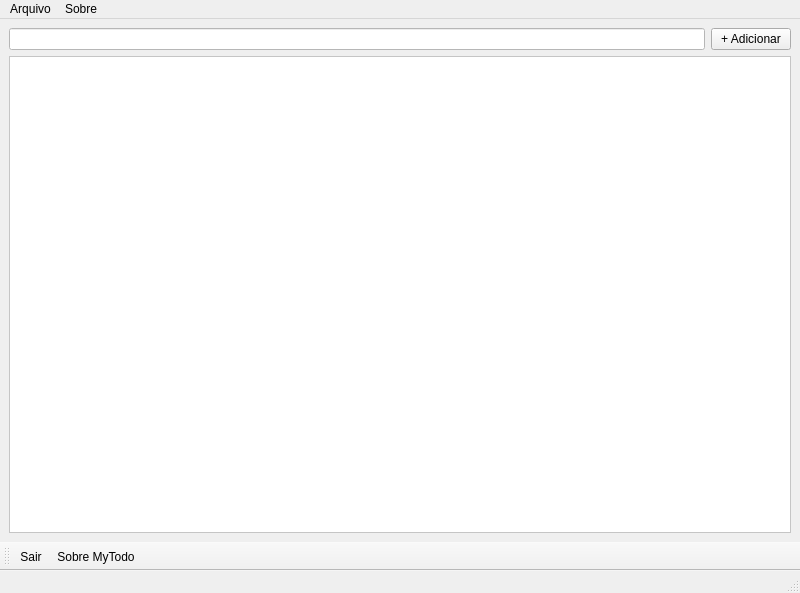
Before: the Qt Designer form mytodo.ui in ricardopesce/todo-app, drawn with Qt 5.
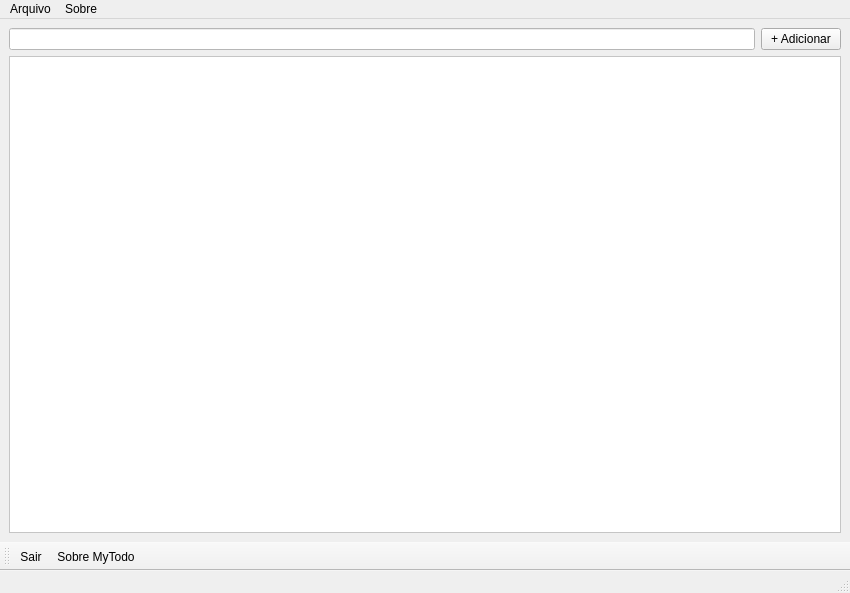
After: the same form once the commit is applied. Icons and pictures are not drawn.

Commit message: funcionalidades: mostra registros na tablewidget com formatação, insere registro no db, abre janela de edição/exclusão de registros

Patch:
```diff
--- a/mytodo.ui
+++ b/mytodo.ui
@@ -6,7 +6,7 @@
    <rect>
     <x>0</x>
     <y>0</y>
-    <width>800</width>
+    <width>850</width>
     <height>593</height>
    </rect>
   </property>
@@ -51,7 +51,7 @@
     <rect>
      <x>0</x>
      <y>0</y>
-     <width>800</width>
+     <width>850</width>
      <height>22</height>
     </rect>
    </property>
```
Left out of the diff: 6 changed lines with no effect on the pictures. The commit also changes 7 other files.
